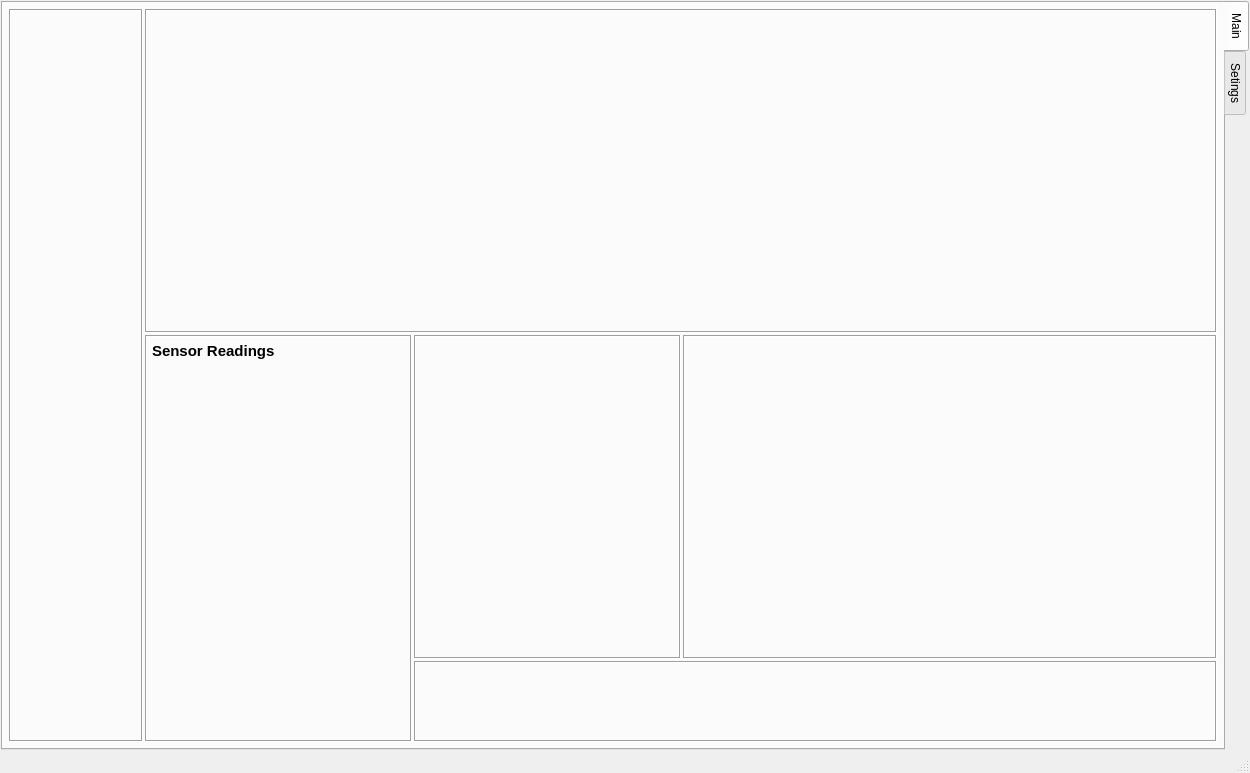
Old version of the form Prototyping/BaseStation/ui/ui.ui in the repository huskyroboticsteam/2016-17.
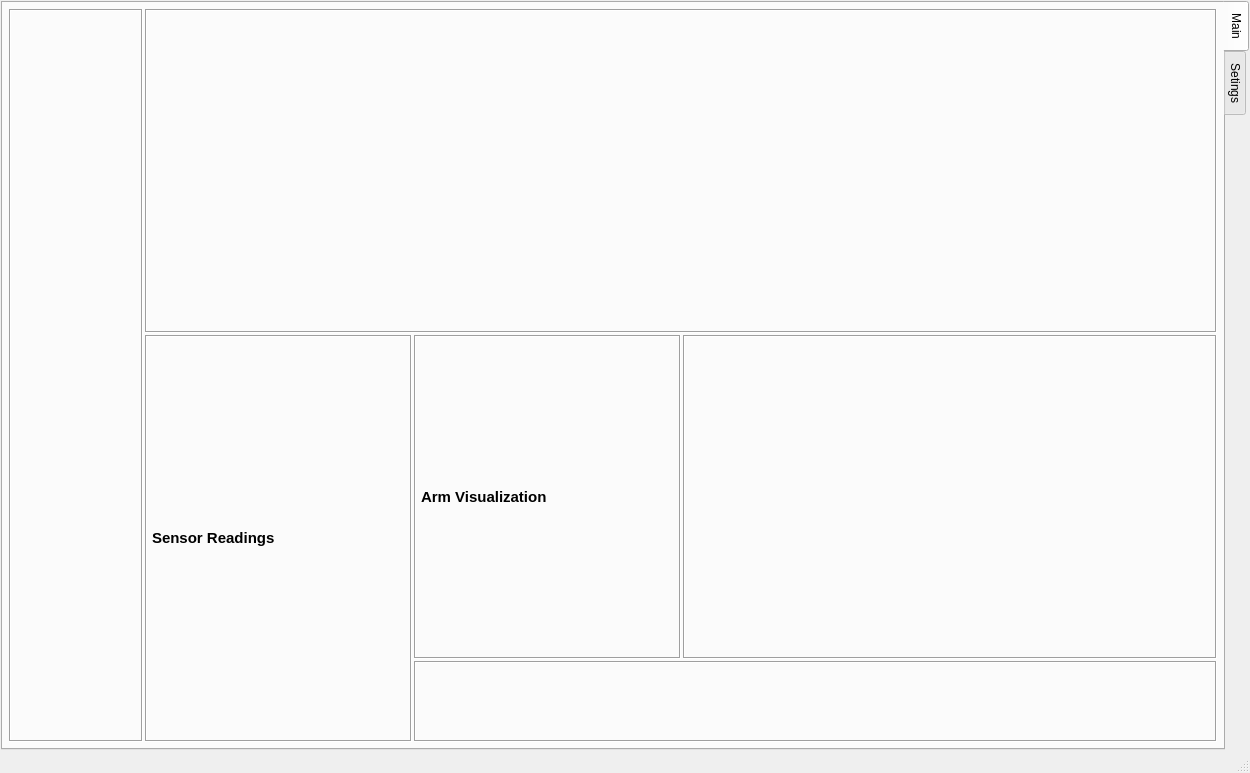
New version of the form. The open tabs and pages were chosen to show the change.

Diff of the .ui file:
```diff
--- a/Prototyping/BaseStation/ui/ui.ui
+++ b/Prototyping/BaseStation/ui/ui.ui
@@ -6,7 +6,7 @@
    <rect>
     <x>0</x>
     <y>0</y>
-    <width>1090</width>
+    <width>1247</width>
     <height>773</height>
    </rect>
   </property>
@@ -179,7 +179,31 @@
                <number>5</number>
               </property>
               <item row="0" column="0">
-               <layout class="QGridLayout" name="joystick_container"/>
+               <layout class="QGridLayout" name="joystick_container">
+                <item row="0" column="0">
+                 <widget class="QLabel" name="label_10">
+                  <property name="sizePolicy">
+                   <sizepolicy hsizetype="Preferred" vsizetype="Fixed">
+                    <horstretch>0</horstretch>
+                    <verstretch>0</verstretch>
+                   </sizepolicy>
+                  </property>
+                  <property name="font">
+                   <font>
+                    <pointsize>11</pointsize>
+                    <weight>75</weight>
+                    <bold>true</bold>
+                   </font>
+                  </property>
+                  <property name="text">
+                   <string>Arm Visualization</string>
+                  </property>
+                  <property name="alignment">
+                   <set>Qt::AlignLeading|Qt::AlignLeft|Qt::AlignTop</set>
+                  </property>
+                 </widget>
+                </item>
+               </layout>
               </item>
              </layout>
             </widget>
@@ -224,6 +248,12 @@
                 </property>
                 <item row="0" column="0">
                  <widget class="QLabel" name="label_9">
+                  <property name="sizePolicy">
+                   <sizepolicy hsizetype="Preferred" vsizetype="Fixed">
+                    <horstretch>0</horstretch>
+                    <verstretch>0</verstretch>
+                   </sizepolicy>
+                  </property>
                   <property name="font">
                    <font>
                     <family>MS Shell Dlg 2</family>
```
Left out of the diff: 4 changed lines with no effect on the pictures.
